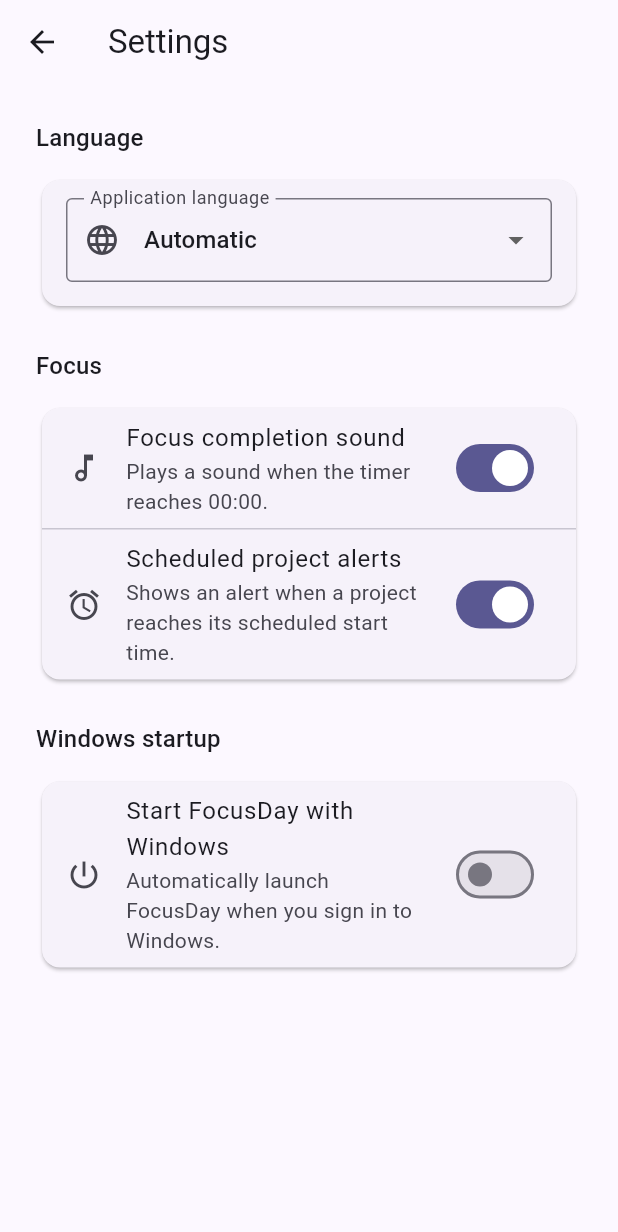
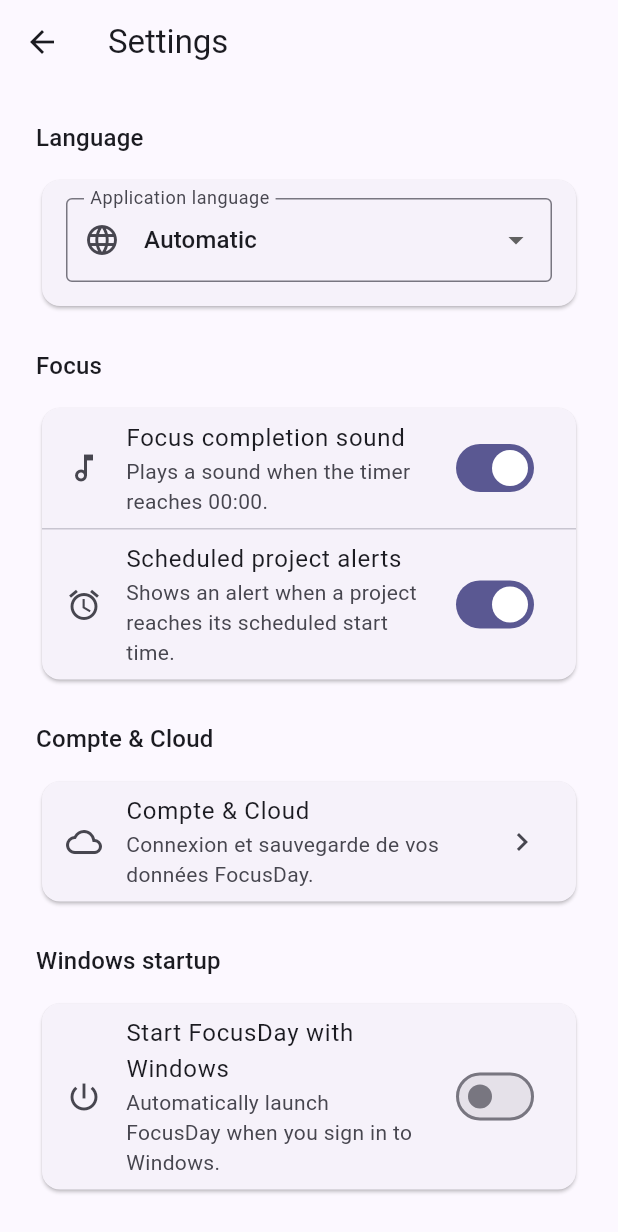
Before and after one commit to MichelAMZ/focusday, a Flutter app: the screen it shows after launch, after a tap on the "settings" icon, on a phone screen of 412 x 824 dp. Shown: the top 1232 px of the screen. Run offline on Flutter 3.47's test engine with Material 3 defaults, Android fonts, the phone set to English and light mode, and no system bars; our stand-ins replace audioplayers, firebase_auth, firebase_core, flutter_riverpod, shared_preferences; missing offline and left inert: launch_at_startup, screen_retriever, window_manager; accounts and stored records are empty; statements that could not run were skipped.

Commit message:
feat: add Firebase email authentication and account status

```diff
--- a/lib/features/settings/presentation/settings_page.dart
+++ b/lib/features/settings/presentation/settings_page.dart
@@ -2,6 +2,7 @@ import 'package:flutter/material.dart';
 import 'package:flutter_riverpod/flutter_riverpod.dart';
 
 import '../../../l10n/app_localizations.dart';
+import '../../auth/presentation/account_page.dart';
 import '../application/settings_controller.dart';
 import '../application/startup_controller.dart';
 
@@ -97,6 +98,27 @@ class SettingsPage extends ConsumerWidget {
           ),
           const SizedBox(height: 24),
           Text(
+            'Compte & Cloud',
+            style: Theme.of(context).textTheme.titleMedium,
+          ),
+          const SizedBox(height: 12),
+          Card(
+            child: ListTile(
+              leading: const Icon(Icons.cloud_outlined),
+              title: const Text('Compte & Cloud'),
+              subtitle: const Text(
+                'Connexion et sauvegarde de vos données FocusDay.',
+              ),
+              trailing: const Icon(Icons.chevron_right),
+              onTap: () {
+                Navigator.of(context).push(
+                  MaterialPageRoute<void>(builder: (_) => const AccountPage()),
+                );
+              },
+            ),
+          ),
+          const SizedBox(height: 24),
+          Text(
             l10n.windowsStartupSectionTitle,
             style: Theme.of(context).textTheme.titleMedium,
           ),
--- a/lib/features/today/presentation/today_page.dart
+++ b/lib/features/today/presentation/today_page.dart
@@ -9,6 +9,8 @@ import '../application/focus_timer_state.dart';
 
 import '../../../core/window/window_mode_controller.dart';
 import '../../projects/domain/focus_task.dart';
+import '../../auth/application/auth_controller.dart';
+import '../../auth/presentation/account_page.dart';
 import '../../settings/application/settings_controller.dart';
 import '../../settings/presentation/settings_page.dart';
 import '../../../l10n/app_localizations.dart';
@@ -34,6 +36,7 @@ class _TodayPageState extends ConsumerState<TodayPage> {
     final scheduleState = ref.watch(projectScheduleProvider);
 
     final settings = ref.watch(settingsProvider);
+    final authState = ref.watch(authStateChangesProvider);
 
     if (settings.scheduledProjectAlertsEnabled) {
       _checkScheduleAlerts(projects, scheduleState);
@@ -86,6 +89,55 @@ class _TodayPageState extends ConsumerState<TodayPage> {
                           ),
                         ),
                       ],
+                    ),
+                  ),
+                  authState.when(
+                    data: (user) {
+                      final email = user?.email?.trim();
+                      final initial = email != null && email.isNotEmpty
+                          ? email.substring(0, 1).toUpperCase()
+                          : '?';
+
+                      return Tooltip(
+                        message: user == null
+                            ? 'Compte non connecté'
+                            : 'Connecté : ${email ?? 'Compte Firebase'}',
+                        child: InkWell(
+                          customBorder: const CircleBorder(),
+                          onTap: () {
+                            Navigator.of(context).push(
+                              MaterialPageRoute<void>(
+                                builder: (context) => const AccountPage(),
+                              ),
+                            );
+                          },
+                          child: Padding(
+                            padding: const EdgeInsets.all(8),
+                            child: user == null
+                                ? const CircleAvatar(
+                                    radius: 18,
+                                    child: Icon(Icons.person_outline, size: 20),
+                                  )
+                                : user.photoURL != null &&
+                                      user.photoURL!.isNotEmpty
+                                ? CircleAvatar(
+                                    radius: 18,
+                                    backgroundImage: NetworkImage(
+                                      user.photoURL!,
+                                    ),
+                                  )
+                                : CircleAvatar(
+                                    radius: 18,
+                                    child: Text(initial),
+                                  ),
+                          ),
+                        ),
+                      );
+                    },
+                    loading: () => const SizedBox(width: 52, height: 52),
+                    error: (error, stackTrace) => const CircleAvatar(
+                      radius: 18,
+                      child: Icon(Icons.person_outline, size: 20),
                     ),
                   ),
                   IconButton(
```
Also changed, not shown: lib/features/auth/application/auth_controller.dart (added, +47 -0 lines), lib/features/auth/presentation/account_page.dart (added, +215 -0 lines).
